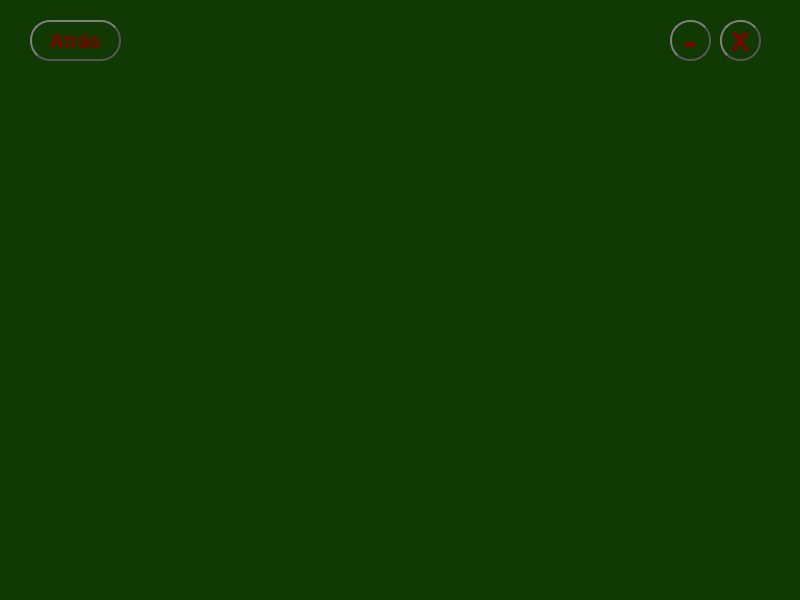
Above: descargas_youtube/ui/conversor_mp3.ui from LJMT89/youtube_descargas before the change. Below: the same form after it.
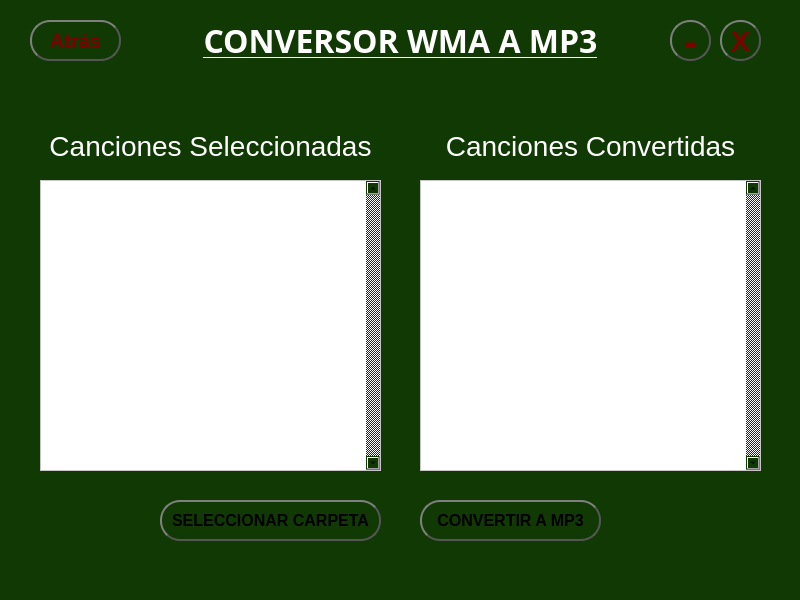
That is the form after the change. Icons and pictures are not drawn.

Commit message: Conversor mp3

```diff
--- a/descargas_youtube/ui/conversor_mp3.ui
+++ b/descargas_youtube/ui/conversor_mp3.ui
@@ -173,6 +173,316 @@
      <string>X</string>
     </property>
    </widget>
+   <widget class="QPushButton" name="btn_sel_carpeta">
+    <property name="geometry">
+     <rect>
+      <x>160</x>
+      <y>500</y>
+      <width>221</width>
+      <height>41</height>
+     </rect>
+    </property>
+    <property name="font">
+     <font>
+      <pointsize>12</pointsize>
+      <weight>75</weight>
+      <bold>true</bold>
+     </font>
+    </property>
+    <property name="styleSheet">
+     <string notr="true">QPushButton {
+    color: rgb(0,0,0);
+    border: 2px solid #555;
+    border-radius: 20px;
+    border-style: outset;
+    background: qradialgradient(
+        cx: 0.3, cy: -0.4, fx: 0.3, fy: -0.4,
+        radius: 1.35, stop: 0 #97baff, stop: 1 #2e75ff
+        );
+    padding: 5px;
+    }
+
+QPushButton:hover {
+    background: qradialgradient(
+        cx: 0.3, cy: -0.4, fx: 0.3, fy: -0.4,
+        radius: 1.35, stop: 0 #4ab3ff, stop: 1 #4ab3ff
+        );
+    }
+
+QPushButton:pressed {
+    border-style: inset;
+    background: qradialgradient(
+        cx: 0.4, cy: -0.1, fx: 0.4, fy: -0.1,
+        radius: 1.35, stop: 0 #4ab3ff, stop: 1 #ddd
+        );
+    }
+QPushButton:disabled {
+    background-color: #6a737c;
+    color: #333;
+	}</string>
+    </property>
+    <property name="text">
+     <string>SELECCIONAR CARPETA</string>
+    </property>
+   </widget>
+   <widget class="QPushButton" name="btn_convertir">
+    <property name="geometry">
+     <rect>
+      <x>420</x>
+      <y>500</y>
+      <width>181</width>
+      <height>41</height>
+     </rect>
+    </property>
+    <property name="font">
+     <font>
+      <pointsize>12</pointsize>
+      <weight>75</weight>
+      <bold>true</bold>
+     </font>
+    </property>
+    <property name="styleSheet">
+     <string notr="true">QPushButton {
+    color: rgb(0,0,0);
+    border: 2px solid #555;
+    border-radius: 20px;
+    border-style: outset;
+    background: qradialgradient(
+        cx: 0.3, cy: -0.4, fx: 0.3, fy: -0.4,
+        radius: 1.35, stop: 0 #8fff84, stop: 1 #3eff2a
+        );
+    padding: 5px;
+    }
+
+QPushButton:hover {
+    background: qradialgradient(
+        cx: 0.3, cy: -0.4, fx: 0.3, fy: -0.4,
+        radius: 1.35, stop: 0 #19ff00, stop: 1 #19ff00
+        );
+    }
+
+QPushButton:pressed {
+    border-style: inset;
+    background: qradialgradient(
+        cx: 0.4, cy: -0.1, fx: 0.4, fy: -0.1,
+        radius: 1.35, stop: 0 #19ff00, stop: 1 #ddd
+        );
+    }
+QPushButton:disabled {
+    background-color: #6a737c;
+    color: #333;
+	}</string>
+    </property>
+    <property name="text">
+     <string>CONVERTIR A MP3</string>
+    </property>
+   </widget>
+   <widget class="QLabel" name="lbl_titulo">
+    <property name="geometry">
+     <rect>
+      <x>180</x>
+      <y>20</y>
+      <width>441</width>
+      <height>41</height>
+     </rect>
+    </property>
+    <property name="font">
+     <font>
+      <family>padmaa-Bold.1.1</family>
+      <pointsize>24</pointsize>
+      <weight>75</weight>
+      <italic>false</italic>
+      <bold>true</bold>
+      <underline>true</underline>
+     </font>
+    </property>
+    <property name="styleSheet">
+     <string notr="true">color: rgb(255,255,255);</string>
+    </property>
+    <property name="text">
+     <string>CONVERSOR WMA A MP3</string>
+    </property>
+    <property name="alignment">
+     <set>Qt::AlignCenter</set>
+    </property>
+   </widget>
+   <widget class="QScrollArea" name="scroll_lbl_canciones_seleccionadas">
+    <property name="geometry">
+     <rect>
+      <x>40</x>
+      <y>180</y>
+      <width>341</width>
+      <height>291</height>
+     </rect>
+    </property>
+    <property name="styleSheet">
+     <string notr="true">background: rgb(255,255,255);</string>
+    </property>
+    <property name="verticalScrollBarPolicy">
+     <enum>Qt::ScrollBarAlwaysOn</enum>
+    </property>
+    <property name="sizeAdjustPolicy">
+     <enum>QAbstractScrollArea::AdjustIgnored</enum>
+    </property>
+    <property name="widgetResizable">
+     <bool>true</bool>
+    </property>
+    <widget class="QWidget" name="scrollAreaWidgetContents_2">
+     <property name="geometry">
+      <rect>
+       <x>0</x>
+       <y>0</y>
+       <width>326</width>
+       <height>289</height>
+      </rect>
+     </property>
+     <layout class="QVBoxLayout" name="verticalLayout">
+      <item>
+       <widget class="QLabel" name="lbl_canciones_seleccionadas">
+        <property name="font">
+         <font>
+          <pointsize>15</pointsize>
+         </font>
+        </property>
+        <property name="styleSheet">
+         <string notr="true">color: rgb(0,0,0);
+background: rgb(255,255,255);</string>
+        </property>
+        <property name="text">
+         <string/>
+        </property>
+        <property name="alignment">
+         <set>Qt::AlignLeading|Qt::AlignLeft|Qt::AlignTop</set>
+        </property>
+       </widget>
+      </item>
+     </layout>
+    </widget>
+   </widget>
+   <widget class="QLabel" name="lbl_titulo_2">
+    <property name="geometry">
+     <rect>
+      <x>30</x>
+      <y>130</y>
+      <width>361</width>
+      <height>31</height>
+     </rect>
+    </property>
+    <property name="font">
+     <font>
+      <pointsize>21</pointsize>
+      <weight>50</weight>
+      <bold>false</bold>
+     </font>
+    </property>
+    <property name="styleSheet">
+     <string notr="true">color: rgb(255,255,255);</string>
+    </property>
+    <property name="text">
+     <string>Canciones Seleccionadas</string>
+    </property>
+    <property name="alignment">
+     <set>Qt::AlignCenter</set>
+    </property>
+   </widget>
+   <widget class="QScrollArea" name="scroll_lbl_canciones_convertidas">
+    <property name="geometry">
+     <rect>
+      <x>420</x>
+      <y>180</y>
+      <width>341</width>
+      <height>291</height>
+     </rect>
+    </property>
+    <property name="styleSheet">
+     <string notr="true">background: rgb(255,255,255);</string>
+    </property>
+    <property name="verticalScrollBarPolicy">
+     <enum>Qt::ScrollBarAlwaysOn</enum>
+    </property>
+    <property name="widgetResizable">
+     <bool>true</bool>
+    </property>
+    <widget class="QWidget" name="scrollAreaWidgetContents_3">
+     <property name="geometry">
+      <rect>
+       <x>0</x>
+       <y>0</y>
+       <width>326</width>
+       <height>289</height>
+      </rect>
+     </property>
+     <layout class="QVBoxLayout" name="verticalLayout_2">
+      <item>
+       <widget class="QLabel" name="lbl_canciones_convertidas">
+        <property name="font">
+         <font>
+          <pointsize>15</pointsize>
+         </font>
+        </property>
+        <property name="styleSheet">
+         <string notr="true">color: rgb(0,0,0);
+background: rgb(255,255,255);</string>
+        </property>
+        <property name="text">
+         <string/>
+        </property>
+        <property name="alignment">
+         <set>Qt::AlignLeading|Qt::AlignLeft|Qt::AlignTop</set>
+        </property>
+       </widget>
+      </item>
+     </layout>
+    </widget>
+   </widget>
+   <widget class="QLabel" name="lbl_titulo_3">
+    <property name="geometry">
+     <rect>
+      <x>410</x>
+      <y>130</y>
+      <width>361</width>
+      <height>31</height>
+     </rect>
+    </property>
+    <property name="font">
+     <font>
+      <pointsize>21</pointsize>
+     </font>
+    </property>
+    <property name="styleSheet">
+     <string notr="true">color: rgb(255,255,255);</string>
+    </property>
+    <property name="text">
+     <string>Canciones Convertidas</string>
+    </property>
+    <property name="alignment">
+     <set>Qt::AlignCenter</set>
+    </property>
+   </widget>
+   <widget class="QLabel" name="lbl_progreso">
+    <property name="geometry">
+     <rect>
+      <x>300</x>
+      <y>80</y>
+      <width>201</width>
+      <height>31</height>
+     </rect>
+    </property>
+    <property name="font">
+     <font>
+      <pointsize>21</pointsize>
+     </font>
+    </property>
+    <property name="styleSheet">
+     <string notr="true">color: rgb(255, 255, 255);</string>
+    </property>
+    <property name="text">
+     <string/>
+    </property>
+    <property name="alignment">
+     <set>Qt::AlignCenter</set>
+    </property>
+   </widget>
   </widget>
   <widget class="QMenuBar" name="menubar">
    <property name="geometry">
```
The commit also changes 7 other files.
